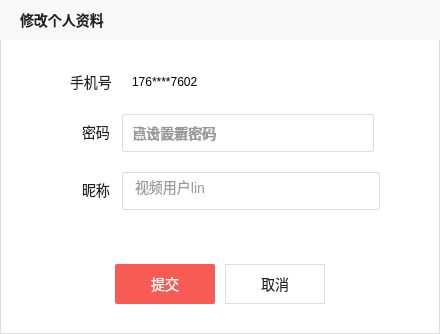
This is client/BiliVideoPlayerSystem/modifymyselfdialog.ui in shilinnull/BiliVideoPlayer as Qt 5 draws it before an edit. The edited form follows.
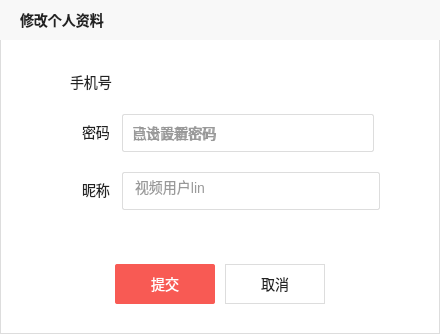
This is the edited form. Icons and pictures are not drawn.

```diff
--- a/client/BiliVideoPlayerSystem/modifymyselfdialog.ui
+++ b/client/BiliVideoPlayerSystem/modifymyselfdialog.ui
@@ -65,7 +65,7 @@
     </rect>
    </property>
    <property name="text">
-    <string>176****7602</string>
+    <string/>
    </property>
   </widget>
   <widget class="QLabel" name="passwordLabel">
```
Left out of the diff: 4 changed lines with no effect on the pictures.
